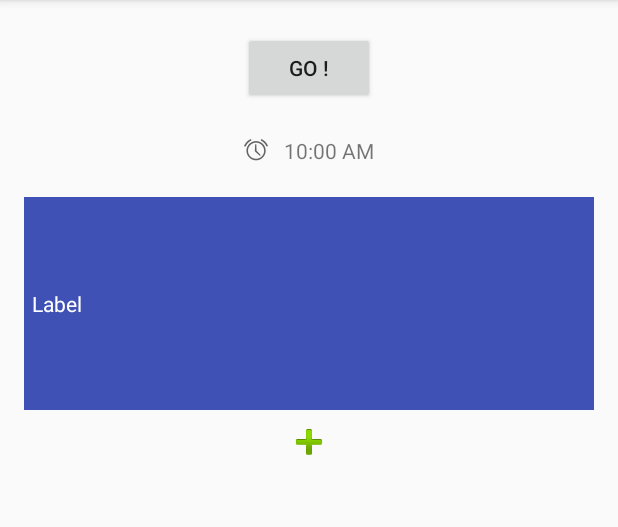
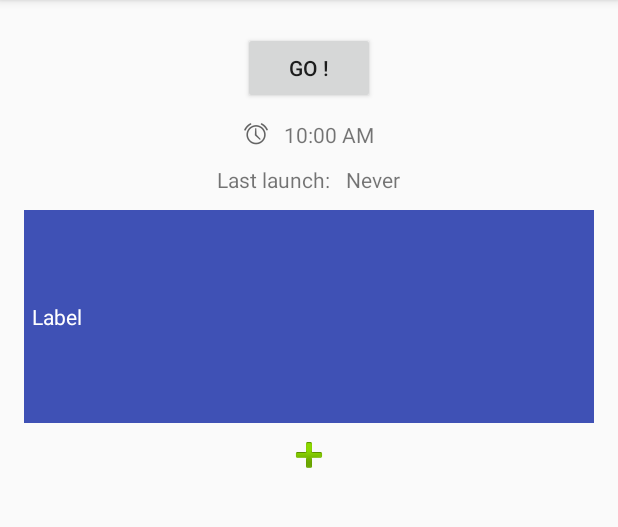
Before and after one commit to adridevlyon/MyMultipleCountdowns, an Android app: the screen it shows after launch (MainActivity), on a phone screen of 412 x 824 dp, the part 84-611 px from its top. Run offline under Robolectric (Android 15) with nearby library versions, the phone set to English and light mode, and no system bars; libraries missing offline, so code that uses them is left out: com.jakewharton.rxbinding, rx.subscriptions; plain views replace PercentRelativeLayout; 3 statements that could not run were skipped.

Commit message:
Add last launch date.

```diff
--- a/app/src/main/java/com/myadridev/mymultiplecountdowns/activity/MainActivity.java
+++ b/app/src/main/java/com/myadridev/mymultiplecountdowns/activity/MainActivity.java
@@ -28,23 +28,31 @@ import rx.subscriptions.Subscriptions;
 
 public class MainActivity extends AppCompatActivity {
 
-    private String dateFormat;
-
     private CoordinatorLayout coordinatorLayout;
     private Button buttonGo;
     private TableRow tableRowNotificationTime;
     private TextView textViewNotificationTime;
+    private TextView textViewLastLaunchDate;
     private RecyclerView recyclerViewCountdownList;
 
-    private Calendar cal = Calendar.getInstance();
     private Date notificationTime;
+
+    private Date lastLaunchDate;
+
     private SimpleDateFormat timeFormat;
+
+    private SimpleDateFormat dateFormat;
+    private boolean is24HoursFormat;
 
     @Override
     protected void onCreate(Bundle savedInstanceState) {
         super.onCreate(savedInstanceState);
-        dateFormat = getString(R.string.utils_time_format);
-        timeFormat = new SimpleDateFormat(dateFormat);
+        String timeFormatString = getString(R.string.utils_time_format);
+        timeFormat = new SimpleDateFormat(timeFormatString);
+        is24HoursFormat = !timeFormatString.endsWith("a");
+
+        String dateFormatString = getString(R.string.utils_date_format);
+        dateFormat = new SimpleDateFormat(dateFormatString);
 
         setLayout();
         setEvents();
@@ -57,11 +65,13 @@ public class MainActivity extends AppCompatActivity {
         buttonGo = (Button) findViewById(R.id.button_go);
         textViewNotificationTime = (TextView) findViewById(R.id.textview_notification_time);
         tableRowNotificationTime = (TableRow) findViewById(R.id.tablerow_notification_time);
+        textViewLastLaunchDate = (TextView) findViewById(R.id.textview_lastlaunch_date);
         recyclerViewCountdownList = (RecyclerView) findViewById(R.id.recyclerview_countdown_list);
     }
 
     private void loadStoredData() {
         setNotificationTime(SharedPreferencesHelper.loadNotificationTime(this));
+        setLastLaunchDate(SharedPreferencesHelper.loadLastLaunchDate(this));
 
         recyclerViewCountdownList.setLayoutManager(new LinearLayoutManager(this));
         CountdownItemsAdapter recyclerViewCountdownAdapter = new CountdownItemsAdapter(this, coordinatorLayout, SharedPreferencesHelper.loadCountdownItems(this));
@@ -72,22 +82,40 @@ public class MainActivity extends AppCompatActivity {
         RxView.clicks(buttonGo)
                 .flatMap(x -> DialogHelper.displayAlertDialog(this, R.string.title_go_confirmation, R.string.message_go_confirmation, R.string.ok_go_confirmation, R.string.no))
                 .filter(x -> x)
-                .subscribe(x -> restartCountdownJobs());
+                .subscribe(x -> saveLastLaunchDay());
 
         RxView.clicks(tableRowNotificationTime)
-                .flatMap(x -> displayDatePickerDialog(this, R.string.title_notification_time_picker, !dateFormat.endsWith("a")))
+                .flatMap(x -> displayDatePickerDialog(this, R.string.title_notification_time_picker, is24HoursFormat))
                 .subscribe(this::updateNotificationDate);
     }
 
     private void updateNotificationDate(Date date) {
+        SharedPreferencesHelper.saveNotificationTime(this, date);
         setNotificationTime(date);
-        SharedPreferencesHelper.saveNotificationTime(this, date);
         restartCountdownJobs();
     }
 
     private void setNotificationTime(Date date) {
         notificationTime = date;
         textViewNotificationTime.setText(timeFormat.format(date));
+    }
+
+    private void setLastLaunchDate(Date date) {
+        lastLaunchDate = date;
+        textViewLastLaunchDate.setText(date != null ? dateFormat.format(date) : getString(R.string.lastlaunch_never));
+    }
+
+    private void saveLastLaunchDay() {
+        Calendar cal = Calendar.getInstance();
+        Calendar cal2 = Calendar.getInstance();
+        cal2.setTime(notificationTime);
+        cal.set(Calendar.HOUR_OF_DAY, cal2.get(Calendar.HOUR_OF_DAY));
+        cal.set(Calendar.MINUTE, cal2.get(Calendar.MINUTE));
+
+        Date lastLaunchDate = cal.getTime();
+        SharedPreferencesHelper.saveLastLaunchDate(this, lastLaunchDate);
+        setLastLaunchDate(lastLaunchDate);
+        restartCountdownJobs();
     }
 
     private void restartCountdownJobs() {
@@ -98,6 +126,7 @@ public class MainActivity extends AppCompatActivity {
 
     private Observable<Date> displayDatePickerDialog(Context context, int title, boolean is24HoursFormat) {
         return Observable.create((Subscriber<? super Date> subscriber) -> {
+            Calendar cal = Calendar.getInstance();
             cal.setTime(notificationTime);
 
             int hour = cal.get(Calendar.HOUR_OF_DAY);
--- a/app/src/main/java/com/myadridev/mymultiplecountdowns/helper/SharedPreferencesHelper.java
+++ b/app/src/main/java/com/myadridev/mymultiplecountdowns/helper/SharedPreferencesHelper.java
@@ -22,6 +22,7 @@ public class SharedPreferencesHelper {
     private static final int openMode = Context.MODE_PRIVATE;
     private static final String parametersFileName = "params";
     private static final String notificationTimeKey = "notificationTime";
+    private static final String lastLaunchDateKey = "lastLaunchDate";
 
     private static final String countdownItemsFileName = "items";
     private static final String countdownItemKey = "item_";
@@ -29,7 +30,9 @@ public class SharedPreferencesHelper {
     private static final int defaultNotificationHour = 10;
     private static final int defaultNotificationMinute = 0;
     private static final String defaultNotificationTime = "10:00";
-    private static final SimpleDateFormat storageDateFormat = new SimpleDateFormat("HH:mm");
+
+    private static final SimpleDateFormat storageTimeFormat = new SimpleDateFormat("HH:mm");
+    private static final SimpleDateFormat storageDateFormat = new SimpleDateFormat("yyyy/MM/dd HH:mm");
 
     private static final ObjectMapper jsonMapper = new ObjectMapper();
 
@@ -39,18 +42,34 @@ public class SharedPreferencesHelper {
         String notificationTime = storedSettings.getString(notificationTimeKey, defaultNotificationTime);
         Date date;
         try {
-            date = storageDateFormat.parse(notificationTime);
+            date = storageTimeFormat.parse(notificationTime);
         } catch (ParseException e) {
             date = null;
         }
-        Calendar cal = Calendar.getInstance();
         if (date != null) {
-            cal.setTime(date);
+            return date;
         } else {
+            Calendar cal = Calendar.getInstance();
             cal.set(Calendar.HOUR_OF_DAY, defaultNotificationHour);
             cal.set(Calendar.MINUTE, defaultNotificationMinute);
+            return cal.getTime();
         }
-        return cal.getTime();
+    }
+
+    public static Date loadLastLaunchDate(Context context) {
+        SharedPreferences storedSettings = context.getSharedPreferences(parametersFileName, openMode);
+
+        String lastLaunchDate = storedSettings.getString(lastLaunchDateKey, null);
+        if (lastLaunchDate == null) {
+            return null;
+        }
+        Date date;
+        try {
+            date = storageDateFormat.parse(lastLaunchDate);
+        } catch (ParseException e) {
+            date = null;
+        }
+        return date != null ? date : null;
     }
 
     public static List<CountdownItem> loadCountdownItems(Context context) {
@@ -75,7 +94,14 @@ public class SharedPreferencesHelper {
     public static void saveNotificationTime(Context context, Date date) {
         SharedPreferences storedSettings = context.getSharedPreferences(parametersFileName, openMode);
         SharedPreferences.Editor editor = storedSettings.edit();
-        editor.putString(notificationTimeKey, storageDateFormat.format(date));
+        editor.putString(notificationTimeKey, storageTimeFormat.format(date));
+        editor.apply();
+    }
+
+    public static void saveLastLaunchDate(Context context, Date date) {
+        SharedPreferences storedSettings = context.getSharedPreferences(parametersFileName, openMode);
+        SharedPreferences.Editor editor = storedSettings.edit();
+        editor.putString(lastLaunchDateKey, storageDateFormat.format(date));
         editor.apply();
     }
 
--- a/app/src/main/res/layout/activity_main.xml
+++ b/app/src/main/res/layout/activity_main.xml
@@ -36,11 +36,9 @@
                 android:id="@+id/tablerow_notification_time"
                 android:layout_width="wrap_content"
                 android:layout_height="wrap_content"
-                android:layout_below="@+id/button_go"
+                android:layout_below="@id/button_go"
                 android:layout_centerHorizontal="true"
-                android:layout_gravity="center_horizontal"
-                android:layout_margin="5dp"
-                android:padding="5dp">
+                android:layout_gravity="center_horizontal">
 
                 <ImageView
                     android:id="@+id/imageview_notification_time"
@@ -62,11 +60,34 @@
 
             </TableRow>
 
+            <TableRow
+                android:id="@+id/tablerow_lastlaunch_date"
+                android:layout_width="wrap_content"
+                android:layout_height="wrap_content"
+                android:layout_below="@id/tablerow_notification_time"
+                android:layout_centerHorizontal="true"
+                android:layout_gravity="center_horizontal">
+
+                <TextView
+                    android:id="@+id/textview_lastlaunch_date_label"
+                    android:layout_width="wrap_content"
+                    android:layout_height="wrap_content"
+                    android:layout_margin="5dp"
+                    android:text="@string/lastlaunch_label" />
+
+                <TextView
+                    android:id="@+id/textview_lastlaunch_date"
+                    android:layout_width="wrap_content"
+                    android:layout_height="wrap_content"
+                    android:layout_margin="5dp"
+                    android:text="@string/lastlaunch_never" />
+            </TableRow>
+
             <android.support.v7.widget.RecyclerView
                 android:id="@+id/recyclerview_countdown_list"
                 android:layout_width="match_parent"
                 android:layout_height="wrap_content"
-                android:layout_below="@id/tablerow_notification_time"
+                android:layout_below="@id/tablerow_lastlaunch_date"
                 android:layout_centerVertical="true"
                 android:layout_marginTop="5dp"
                 android:nestedScrollingEnabled="false"
--- a/app/src/main/res/values/strings.xml
+++ b/app/src/main/res/values/strings.xml
@@ -16,4 +16,7 @@
     <string name="no">No thanks</string>
     <string name="title_countdown_delete_confirmation">Delete countdown</string>
     <string name="message_countdown_delete_confirmation">Delete this countdown ?</string>
+    <string name="utils_date_format">yyyy/MM/dd</string>
+    <string name="lastlaunch_label">Last launch:</string>
+    <string name="lastlaunch_never" >Never</string>
 </resources>
```
Also changed, not shown: 1 other file.
